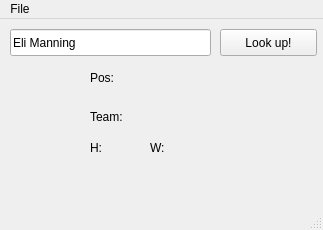
brockstar/Player-info, file PlayerInfo_GUI.ui: the form before one commit.
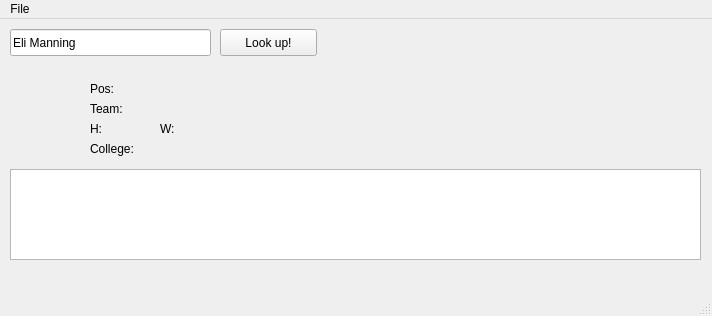
The form after the commit. Icons and pictures are not drawn.

Commit message: Added first simple stats table.

What changed in the file:
```diff
--- a/PlayerInfo_GUI.ui
+++ b/PlayerInfo_GUI.ui
@@ -6,8 +6,8 @@
    <rect>
     <x>0</x>
     <y>0</y>
-    <width>323</width>
-    <height>230</height>
+    <width>712</width>
+    <height>316</height>
    </rect>
   </property>
   <property name="windowTitle">
@@ -69,9 +69,9 @@
     <property name="geometry">
      <rect>
       <x>90</x>
-      <y>50</y>
-      <width>151</width>
-      <height>17</height>
+      <y>60</y>
+      <width>121</width>
+      <height>20</height>
      </rect>
     </property>
     <property name="text">
@@ -82,9 +82,9 @@
     <property name="geometry">
      <rect>
       <x>90</x>
-      <y>90</y>
-      <width>151</width>
-      <height>16</height>
+      <y>80</y>
+      <width>121</width>
+      <height>20</height>
      </rect>
     </property>
     <property name="text">
@@ -95,9 +95,9 @@
     <property name="geometry">
      <rect>
       <x>90</x>
-      <y>120</y>
+      <y>100</y>
       <width>61</width>
-      <height>17</height>
+      <height>20</height>
      </rect>
     </property>
     <property name="text">
@@ -107,23 +107,46 @@
    <widget class="QLabel" name="weightLabel">
     <property name="geometry">
      <rect>
-      <x>150</x>
-      <y>120</y>
+      <x>160</x>
+      <y>100</y>
       <width>61</width>
-      <height>17</height>
+      <height>20</height>
      </rect>
     </property>
     <property name="text">
      <string>W:</string>
     </property>
    </widget>
+   <widget class="QLabel" name="collegeLabel">
+    <property name="geometry">
+     <rect>
+      <x>90</x>
+      <y>120</y>
+      <width>221</width>
+      <height>20</height>
+     </rect>
+    </property>
+    <property name="text">
+     <string>College:</string>
+    </property>
+   </widget>
+   <widget class="QTableWidget" name="statsTable">
+    <property name="geometry">
+     <rect>
+      <x>10</x>
+      <y>150</y>
+      <width>691</width>
+      <height>91</height>
+     </rect>
+    </property>
+   </widget>
   </widget>
   <widget class="QMenuBar" name="menubar">
    <property name="geometry">
     <rect>
      <x>0</x>
      <y>0</y>
-     <width>323</width>
+     <width>712</width>
      <height>25</height>
     </rect>
    </property>
```
The commit also changes 3 other files.
